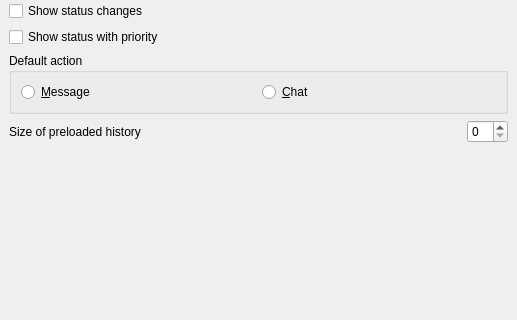
Above: src/options/opt_chat.ui from psi-im/psi before the change; both pictures show x 0 to 517 and y 138 to 458 of the 517 by 576 pixel window. Below: the same form after it.
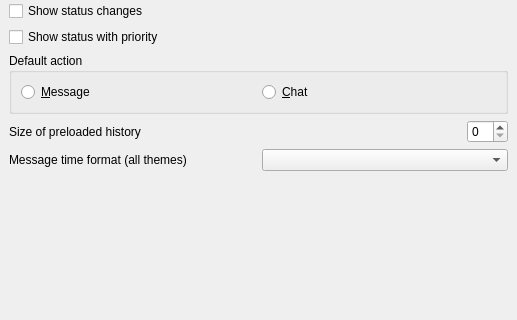
That is the form after the change.

Commit message: Unify native chat timestamp modes and display source time on reply previews (#1110)

What changed in the file:
```diff
--- a/src/options/opt_chat.ui
+++ b/src/options/opt_chat.ui
@@ -150,6 +150,20 @@
      </item>
     </layout>
    </item>
+   <item>
+    <layout class="QHBoxLayout" name="timestampModeLayout">
+     <item>
+      <widget class="QLabel" name="lb_timestampMode">
+       <property name="text">
+        <string>Message time format (all themes)</string>
+       </property>
+      </widget>
+     </item>
+     <item>
+      <widget class="QComboBox" name="cb_timestampMode"/>
+     </item>
+    </layout>
+   </item>
    <item>
     <spacer name="verticalSpacer">
      <property name="orientation">
```
The commit also changes 14 other files.
